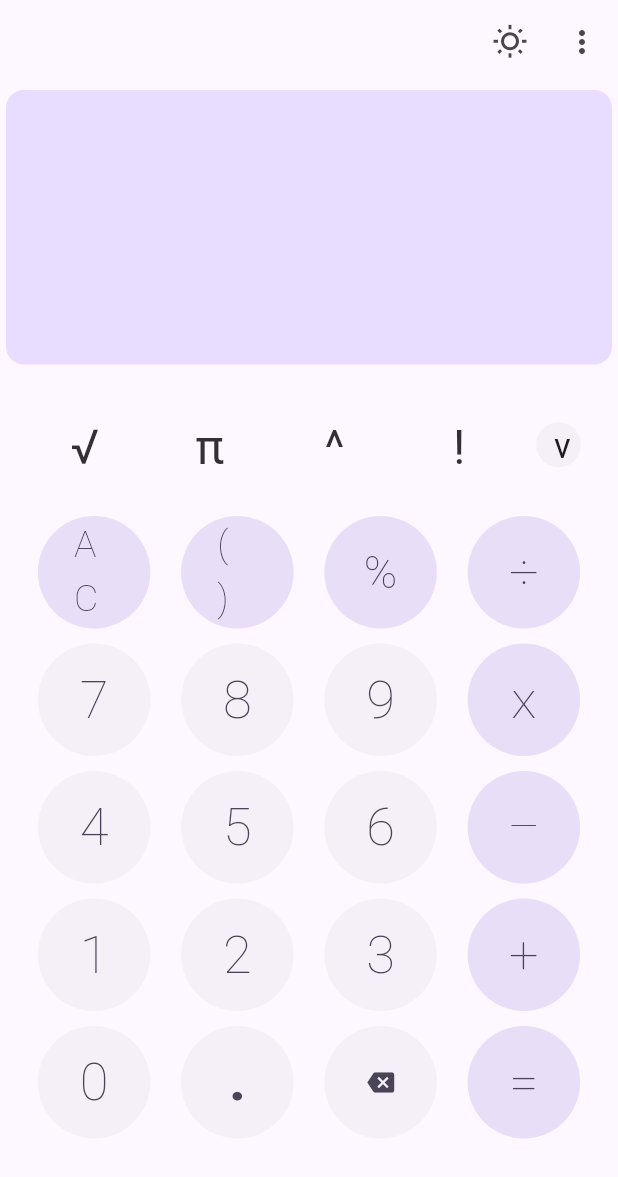
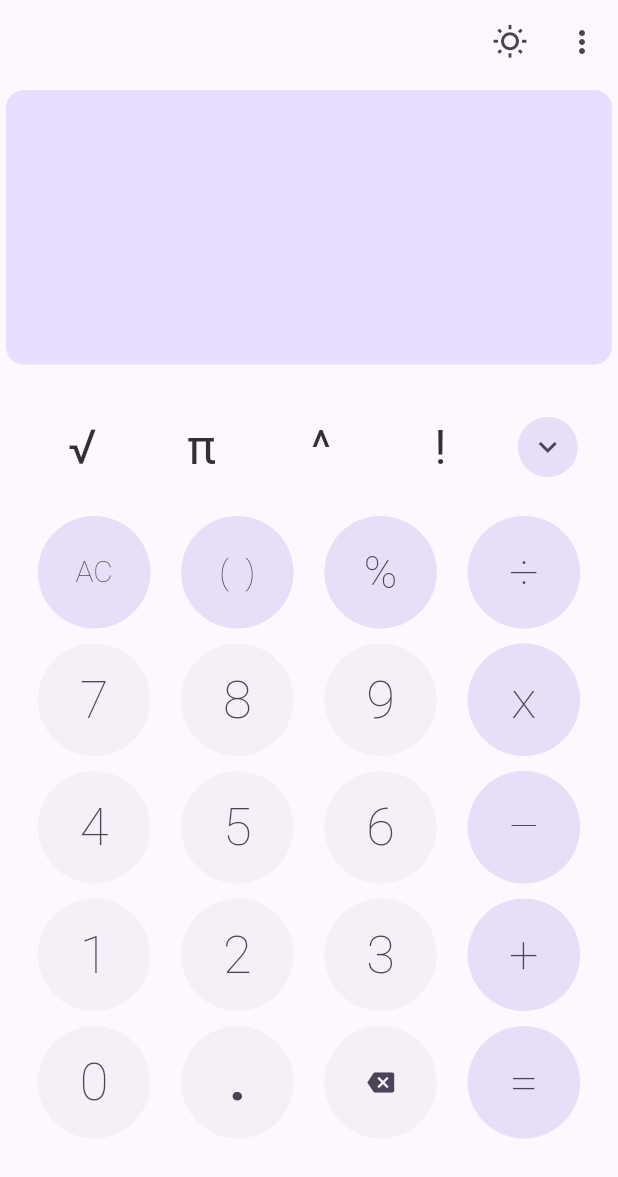
Before and after one commit to HaseebKahn365/MagicCalculator, a Flutter app: the screen it shows after launch, on a phone screen of 412 x 824 dp. Shown: the top 1177 px of the screen. Run offline on Flutter 3.47's test engine with Material 2 defaults, Android fonts, the phone set to English and light mode, and no system bars; our stand-ins replace permission_handler; missing offline and left inert: fluttercontactpicker.

```diff
--- a/lib/component_screen.dart
+++ b/lib/component_screen.dart
@@ -31,6 +31,8 @@ class _ComponentScreenState extends State<ComponentScreen> {
       str = str + words[i];
     }
     return Expanded(
+      child: SingleChildScrollView(
+        reverse: true,
         child: Column(
           children: [
             const Padding(
@@ -103,33 +105,22 @@ class _ComponentScreenState extends State<ComponentScreen> {
                             },
                             child: TextStyleExample(name: "!", style: textTheme.headlineLarge!)),
                       ),
-                    Stack(
-                      children: [
-                        SizedBox(
-                          width: 30,
-                          height: 30,
-                          child: ElevatedButton(
+                      //IconButton
+                      Container(
+                        child: IconButton(
+                            onPressed: () {},
+                            icon: Icon(Icons.keyboard_arrow_down),
                             style: ElevatedButton.styleFrom(
-                              elevation: 0,
+                              elevation: 1,
                               shape: RoundedRectangleBorder(
                                 borderRadius: BorderRadius.circular(40.0),
                               ),
-                              // Adjust the value to control the button's size
                               // Foreground color
                               foregroundColor: Theme.of(context).colorScheme.onSecondaryContainer,
                               // Background color
-                              backgroundColor: Theme.of(context).colorScheme.onInverseSurface,
-                            ),
-                            onPressed: () {},
-                            child: Text(''),
-                          ),
-                        ),
-                        const Text(
-                          '  v',
-                          style: TextStyle(fontSize: 23),
-                        ),
-                      ],
-                    ),
+                              backgroundColor: Theme.of(context).colorScheme.secondaryContainer,
+                            )),
+                      )
                     ],
                   ),
                   // Row: 1
@@ -164,7 +155,7 @@ class _ComponentScreenState extends State<ComponentScreen> {
                           },
                           child: const Text(
                             'AC',
-                          style: TextStyle(fontSize: 25, fontWeight: FontWeight.w200),
+                            style: TextStyle(fontSize: 20, fontWeight: FontWeight.w200),
                           ),
                         ),
                       ),
@@ -196,7 +187,7 @@ class _ComponentScreenState extends State<ComponentScreen> {
                           },
                           child: const Text(
                             '(  )',
-                          style: TextStyle(fontSize: 25, fontWeight: FontWeight.w200),
+                            style: TextStyle(fontSize: 22, fontWeight: FontWeight.w200),
                           ),
                         ),
                       ),
@@ -721,6 +712,7 @@ class _ComponentScreenState extends State<ComponentScreen> {
             ),
           ],
         ),
+      ),
     );
   }
 }
--- a/pubspec.yaml
+++ b/pubspec.yaml
@@ -36,7 +36,8 @@ dependencies:
   # Use with the CupertinoIcons class for iOS style icons.
   cupertino_icons: ^1.0.2
   permission_handler: ^10.4.2
-  flutter_contacts: ^1.1.7+1
+  fluttercontactpicker: ^4.7.0
+
 
 dev_dependencies:
   flutter_test:
```
Also changed, not shown: lib/contacts.dart (+27 -8 lines), pubspec.lock. Lines whose indentation alone changed are shown as unchanged.
